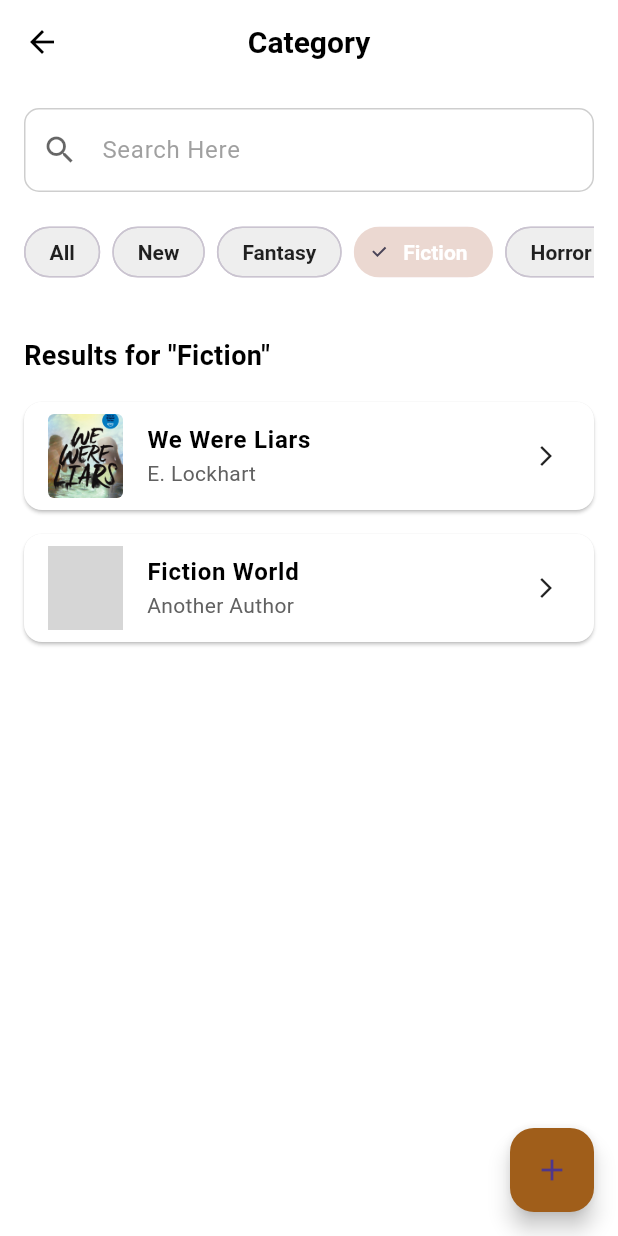
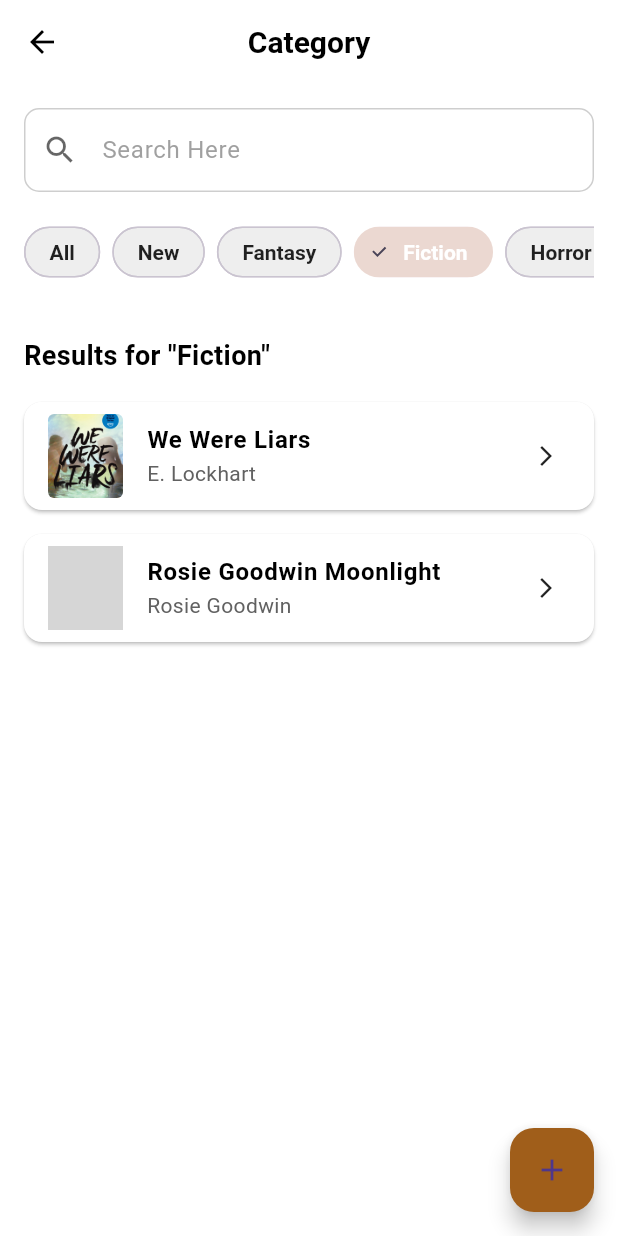
Before and after one commit to LindungiLw/vaqula, a Flutter app: the CategoryPage screen opened by its route, after a tap on "New", after a tap on "Fantasy", after a tap on "Fiction", on a phone screen of 412 x 824 dp. Run offline on Flutter 3.47's test engine with Material 3 defaults, Android fonts, the phone set to English and light mode, and no system bars; our stand-ins replace firebase_auth, firebase_core, flutter_rating_bar, flutter_screenutil, google_fonts, google_sign_in; accounts and stored records are empty; generated files the repository leaves out were written again; grey boxes are pictures that could not be loaded.

Commit message:
commit 18

```diff
--- a/lib/home/category/book_data/fantasy_books.dart
+++ b/lib/home/category/book_data/fantasy_books.dart
@@ -6,7 +6,7 @@ final List<Map<String, String>> fantasyBooksData = [
     'category': 'Fantasy',
   },
   {
-    'imageUrl': 'https://cdn.pixabay.com/photo/2016/11/19/00/30/book-1837012_1280.jpg',
+    'imageUrl': 'assets/books/popular_books/mystic_forest.jpg',
     'title': 'Mystic Forest',
     'author': 'Jane Doe',
     'category': 'Fantasy',
--- a/lib/home/category/book_data/fiction_books.dart
+++ b/lib/home/category/book_data/fiction_books.dart
@@ -6,9 +6,9 @@ final List<Map<String, String>> fictionBooksData = [
     'category': 'Fiction',
   },
   {
-    'imageUrl': 'https://cdn.pixabay.com/photo/2016/11/19/00/30/book-1837012_1280.jpg',
-    'title': 'Fiction World',
-    'author': 'Another Author',
+    'imageUrl': 'assets/books/popular_books/rosie_goodwin.jpeg',
+    'title': 'Rosie Goodwin Moonlight',
+    'author': 'Rosie Goodwin',
     'category': 'Fiction',
   },
 ];
--- a/lib/home/category/book_data/new_books.dart
+++ b/lib/home/category/book_data/new_books.dart
@@ -1,14 +1,14 @@
 final List<Map<String, String>> newBooksData = [
   {
-    'imageUrl': 'https://cdn.pixabay.com/photo/2016/11/19/00/30/book-1837012_1280.jpg',
+    'imageUrl': 'assets/books/popular_books/a_new_beginning.jpg',
     'title': 'New Beginnings',
-    'author': 'First Author',
+    'author': 'Brenda Kennedy',
     'category': 'New',
   },
   {
-    'imageUrl': 'https://cdn.pixabay.com/photo/2016/11/29/05/09/book-1867160_1280.jpg',
+    'imageUrl': 'assets/books/popular_books/fresh_start.jpg',
     'title': 'Fresh Start',
-    'author': 'Second Author',
+    'author': 'Joel Os teen',
     'category': 'New',
   },
 ];
--- a/lib/home/category/book_data/romance_books.dart
+++ b/lib/home/category/book_data/romance_books.dart
@@ -6,7 +6,7 @@ final List<Map<String, String>> romanceBooksData = [
     'category': 'Romance',
   },
   {
-    'imageUrl': 'https://cdn.pixabay.com/photo/2016/11/19/00/30/book-1837012_1280.jpg',
+    'imageUrl': 'assets/books/popular_books/love_story.jpeg',
     'title': 'Love Story',
     'author': 'Romantic Writer',
     'category': 'Romance',
--- a/lib/home/category/book_data/sci_fi_books.dart
+++ b/lib/home/category/book_data/sci_fi_books.dart
@@ -1,12 +1,12 @@
 final List<Map<String, String>> sciFiBooksData = [
   {
-    'imageUrl': 'https://cdn.pixabay.com/photo/2016/11/29/05/09/book-1867160_1280.jpg',
+    'imageUrl': 'assets/books/popular_books/this_were.jpeg',
     'title': 'This Were',
-    'author': 'Author Name',
+    'author': 'Keith',
     'category': 'Sci-Fi',
   },
   {
-    'imageUrl': 'https://cdn.pixabay.com/photo/2016/11/19/00/30/book-1837012_1280.jpg',
+    'imageUrl': 'assets/books/popular_books/last_stand.jpeg',
     'title': 'The Last Stand',
     'author': 'John Smith',
     'category': 'Sci-Fi',
--- a/lib/home/category/reviews_tab.dart
+++ b/lib/home/category/reviews_tab.dart
@@ -80,7 +80,7 @@ class ReviewsTab extends StatelessWidget {
           const SizedBox(height: 15),
           _buildReviewItem(
             context,
-            imageUrl: 'https://via.placeholder.com/150',
+            imageUrl: 'assets/books/best_selling/author/date_thief.jpeg',
             userName: 'Date Thief',
             timeAgo: '11 Months Ago',
             rating: 4.0,
--- a/lib/home/profil/profile_page.dart
+++ b/lib/home/profil/profile_page.dart
@@ -46,12 +46,6 @@ class _ProfilePageState extends State<ProfilePage> {
       appBar: AppBar(
         backgroundColor: Theme.of(context).appBarTheme.backgroundColor,
         elevation: 0,
-        leading: IconButton(
-          icon: Icon(Icons.arrow_back_ios, color: Theme.of(context).iconTheme.color),
-          onPressed: () {
-            Navigator.pop(context);
-          },
-        ),
         title: Text(
           'Your Profile',
           style: TextStyle(
--- a/lib/services/auth_services.dart
+++ b/lib/services/auth_services.dart
@@ -123,7 +123,7 @@ class AuthService {
       _showSnackBarCallback('fail to login with Google: ${e.message}');
       return null;
     } catch (e) {
-      print('Error signing in with Google: $e');
+      print('Error sign in with Google: $e');
       _showSnackBarCallback('An occurred error.');
       return null;
     }
```
Also changed, not shown: assets/books/popular_books/flutter_books.jpg (added), assets/books/popular_books/the_kingdom.jpg (added), assets/books/popular_books/the_loneliest.jpg (added).
